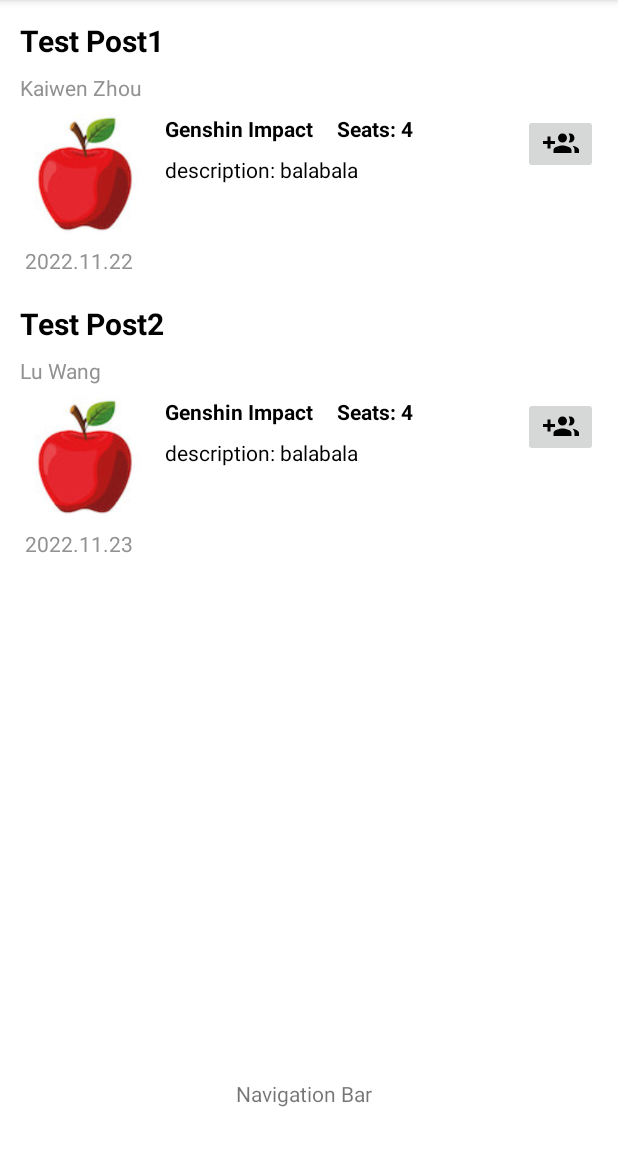
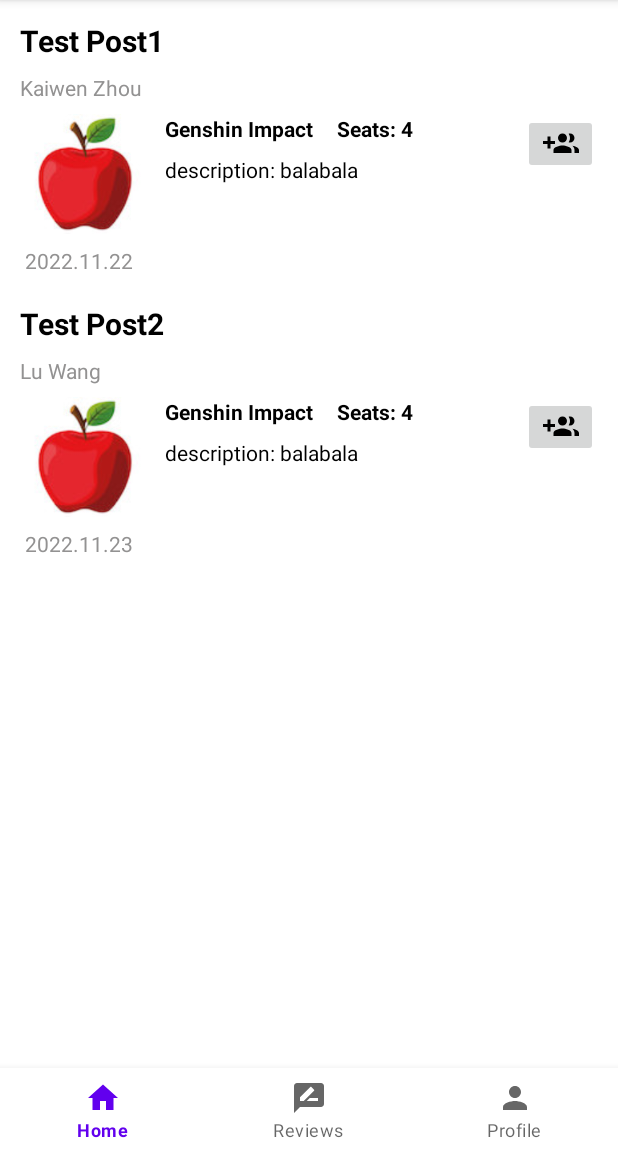
Before and after one commit to bxiao012/Team36, an Android app: the FinalProjectActivity screen opened directly, with no data from a screen before it, on a phone screen of 412 x 824 dp, the part 84-1236 px from its top. Run offline under Robolectric (Android 15) with nearby library versions, the phone set to English and light mode, and no system bars.

Commit message:
add UI for nav bar

```diff
--- a/app/build.gradle
+++ b/app/build.gradle
@@ -45,4 +45,6 @@ dependencies {
     implementation platform('com.google.firebase:firebase-bom:31.0.2')
     implementation 'com.google.firebase:firebase-analytics'
     implementation 'com.google.android.material:material:1.2.1'
+    implementation 'com.google.android.material:material:1.3.0-alpha03'
+
 }
--- /dev/null
+++ b/app/src/main/res/drawable/ic_home.xml
@@ -0,0 +1,5 @@
+<vector android:height="24dp" android:tint="#000000"
+    android:viewportHeight="24" android:viewportWidth="24"
+    android:width="24dp" xmlns:android="http://schemas.android.com/apk/res/android">
+    <path android:fillColor="@android:color/white" android:pathData="M10,20v-6h4v6h5v-8h3L12,3 2,12h3v8z"/>
+</vector>
--- /dev/null
+++ b/app/src/main/res/drawable/ic_profile.xml
@@ -0,0 +1,5 @@
+<vector android:height="24dp" android:tint="#000000"
+    android:viewportHeight="24" android:viewportWidth="24"
+    android:width="24dp" xmlns:android="http://schemas.android.com/apk/res/android">
+    <path android:fillColor="@android:color/white" android:pathData="M12,12c2.21,0 4,-1.79 4,-4s-1.79,-4 -4,-4 -4,1.79 -4,4 1.79,4 4,4zM12,14c-2.67,0 -8,1.34 -8,4v2h16v-2c0,-2.66 -5.33,-4 -8,-4z"/>
+</vector>
--- /dev/null
+++ b/app/src/main/res/drawable/ic_reviews.xml
@@ -0,0 +1,5 @@
+<vector android:height="24dp" android:tint="#000000"
+    android:viewportHeight="24" android:viewportWidth="24"
+    android:width="24dp" xmlns:android="http://schemas.android.com/apk/res/android">
+    <path android:fillColor="@android:color/white" android:pathData="M20,2L4,2c-1.1,0 -1.99,0.9 -1.99,2L2,22l4,-4h14c1.1,0 2,-0.9 2,-2L22,4c0,-1.1 -0.9,-2 -2,-2zM6,14v-2.47l6.88,-6.88c0.2,-0.2 0.51,-0.2 0.71,0l1.77,1.77c0.2,0.2 0.2,0.51 0,0.71L8.47,14L6,14zM18,14h-7.5l2,-2L18,12v2z"/>
+</vector>
--- a/app/src/main/res/layout/activity_final_project.xml
+++ b/app/src/main/res/layout/activity_final_project.xml
@@ -11,16 +11,19 @@
         android:layout_width="match_parent"
         android:layout_height="614dp" />
 
-    <TextView
-        android:id="@+id/textView9"
-        android:layout_width="wrap_content"
-        android:layout_height="23dp"
-        android:layout_alignParentStart="true"
-        android:layout_alignParentEnd="true"
+    <FrameLayout
+        android:id="@+id/fragment_container"
+        android:layout_width="match_parent"
+        android:layout_height="match_parent"
+        android:layout_above="@id/bottom_navigation"/>
+
+    <com.google.android.material.bottomnavigation.BottomNavigationView
+        android:id="@+id/bottom_navigation"
+        android:layout_width="match_parent"
+        android:layout_height="wrap_content"
         android:layout_alignParentBottom="true"
-        android:layout_marginStart="157dp"
-        android:layout_marginEnd="137dp"
-        android:layout_marginBottom="25dp"
-        android:text="Navigation Bar" />
+        app:menu="@menu/bottom_navigation"
+        android:background="?android:attr/windowBackground"/>
+
 
 </RelativeLayout>
--- /dev/null
+++ b/app/src/main/res/menu/bottom_navigation.xml
@@ -0,0 +1,19 @@
+<?xml version="1.0" encoding="utf-8"?>
+<menu xmlns:android="http://schemas.android.com/apk/res/android">
+
+    <item
+        android:id = "@+id/nav_home"
+        android:icon="@drawable/ic_home"
+        android:title="Home"/>
+
+    <item
+        android:id="@+id/nav_reviews"
+        android:icon="@drawable/ic_reviews"
+        android:title="Reviews"/>
+
+    <item
+        android:id="@+id/nav_profile"
+        android:icon="@drawable/ic_profile"
+        android:title="Profile"/>
+
+</menu>
```
